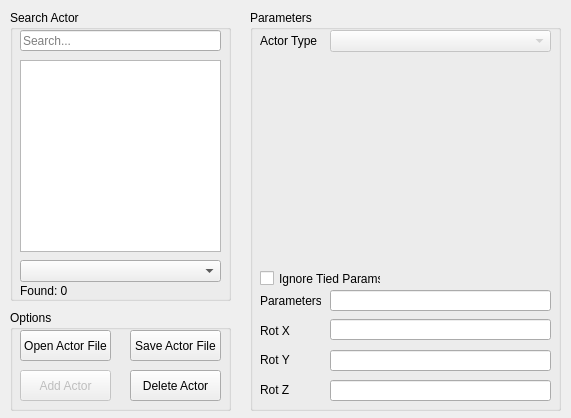
Qt form res/MainWindow.ui (Yanis42/Cole) before a commit.
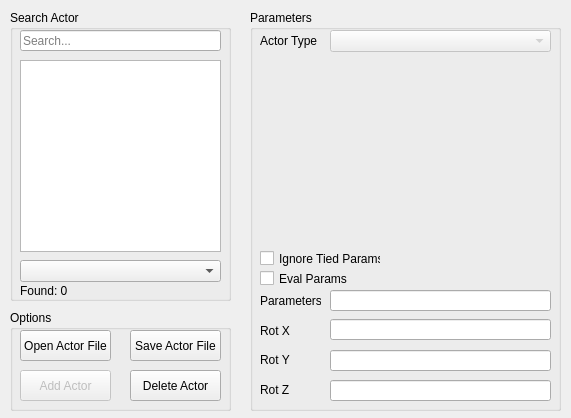
The same form after that commit.

Diff of the .ui file:
```diff
--- a/res/MainWindow.ui
+++ b/res/MainWindow.ui
@@ -19,13 +19,13 @@
   <property name="minimumSize">
    <size>
     <width>571</width>
-    <height>321</height>
+    <height>418</height>
    </size>
   </property>
   <property name="maximumSize">
    <size>
     <width>571</width>
-    <height>450</height>
+    <height>418</height>
    </size>
   </property>
   <property name="windowTitle">
@@ -144,7 +144,7 @@
        <x>10</x>
        <y>50</y>
        <width>291</width>
-       <height>201</height>
+       <height>191</height>
       </rect>
      </property>
      <layout class="QFormLayout" name="paramLayout"/>
@@ -153,7 +153,7 @@
      <property name="geometry">
       <rect>
        <x>10</x>
-       <y>260</y>
+       <y>240</y>
        <width>121</width>
        <height>17</height>
       </rect>
@@ -269,6 +269,19 @@
       <bool>true</bool>
      </property>
     </widget>
+    <widget class="QCheckBox" name="evalParamBox">
+     <property name="geometry">
+      <rect>
+       <x>10</x>
+       <y>260</y>
+       <width>91</width>
+       <height>17</height>
+      </rect>
+     </property>
+     <property name="text">
+      <string>Eval Params</string>
+     </property>
+    </widget>
    </widget>
    <widget class="QGroupBox" name="groupBox">
     <property name="geometry">
```
